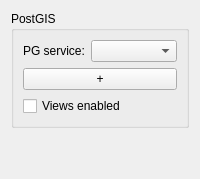
The window that dicogis/ui/wdg_tab_database.ui (Guts/DicoGIS) describes before a commit, drawn with Qt 5.
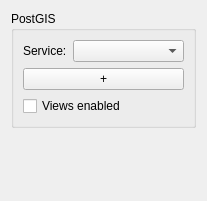
The same window after the commit.

Patch:
```diff
--- a/dicogis/ui/wdg_tab_database.ui
+++ b/dicogis/ui/wdg_tab_database.ui
@@ -2,6 +2,17 @@
 <ui version="4.0">
  <class>TabDatabaseServer</class>
  <widget class="QWidget" name="wdg_tab_database">
+  <property name="geometry">
+   <rect>
+    <x>0</x>
+    <y>0</y>
+    <width>207</width>
+    <height>201</height>
+   </rect>
+  </property>
+  <property name="locale">
+   <locale language="English" country="UnitedStates"/>
+  </property>
   <layout class="QVBoxLayout" name="verticalLayout">
    <item>
     <widget class="QGroupBox" name="grp_service_picker">
@@ -12,7 +23,7 @@
       <item row="0" column="0">
        <widget class="QLabel" name="lbl_pg_services">
         <property name="text">
-         <string>PG service:</string>
+         <string>Service:</string>
         </property>
        </widget>
       </item>
```
Left out of the diff: 14 changed lines with no effect on the pictures.
